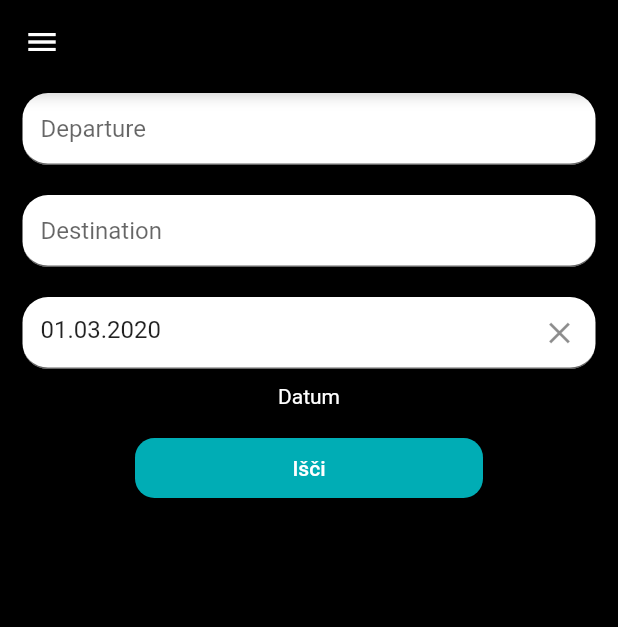
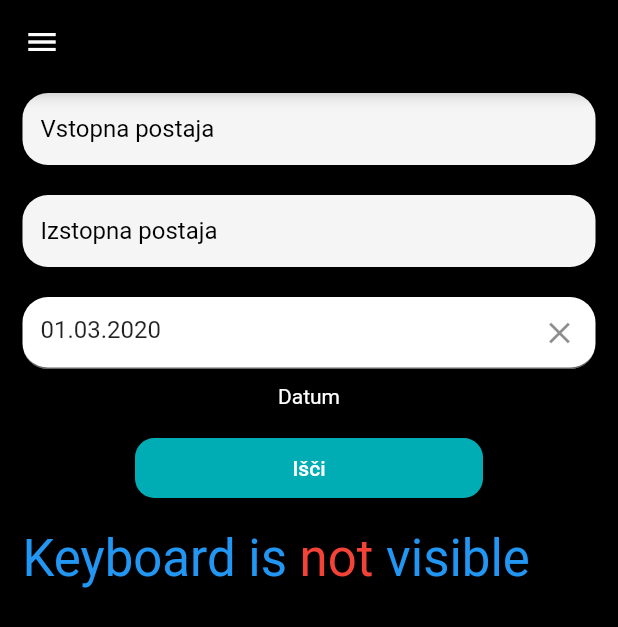
Before and after one commit to andryot/Arriva-prihodi, a Flutter app: the screen it shows after launch, on a phone screen of 412 x 824 dp. Shown: the top 627 px of the screen. Run offline on Flutter 3.47's test engine with Material 2 defaults, Android fonts, the light colour scheme and no system bars; drawn by our look-alikes of datetime_picker_formfield; our stand-ins replace auto_size_text, flutter_spinkit, flutter_typeahead.

Commit message:
1.3.2020

```diff
--- a/lib/HomePage.dart
+++ b/lib/HomePage.dart
@@ -7,9 +7,11 @@ import 'package:flutter/widgets.dart';
 import 'package:http/http.dart' as http;
 import 'package:html/parser.dart' as parser;
 import 'package:html/dom.dart' as dom;
-import 'package:flutter/services.dart' show  rootBundle;
+import 'package:flutter/services.dart' show rootBundle;
 import 'package:datetime_picker_formfield/datetime_picker_formfield.dart';
 import 'package:intl/intl.dart';
+import 'predictions.dart';
+
 //import 'package:path/path.dart';
 import 'routes.dart';
 //import 'package:flutter_spinkit/flutter_spinkit.dart';
@@ -18,21 +20,25 @@ import 'routes.dart';
 class HomePage extends StatefulWidget {
   @override
   State<StatefulWidget> createState() => HomeState();
+  void onLoad(BuildContext context) {
+    init(); //callback when layout build done
+  }
 }
 
 DateTime date = DateTime.now();
 var map = new Map<String, int>();
 
-List <String> departures = new List<String>();
+List<String> departures = new List<String>();
 
-List <String> arrivals = new List<String>();
+List<String> arrivals = new List<String>();
 
-List <String> travelTime= new List<String>();
-List <String> busCompany = new List<String>();
-List <String> kilometers = new List<String>();
-List <String> price = new List<String>();
-List <String> lane = new List<String>();
+List<String> travelTime = new List<String>();
+List<String> busCompany = new List<String>();
+List<String> kilometers = new List<String>();
+List<String> price = new List<String>();
+List<String> lane = new List<String>();
 
+List<String> predictions = new List<String>();
 var width;
 
 String destination = "";
@@ -42,56 +48,76 @@ String bytes;
 var array = [];
 
 class HomeState extends State<HomePage> {
-
   TextEditingController destinationController = new TextEditingController();
 
+  @override
+  void initState() => widget.onLoad(context);
+
   Widget build(BuildContext context) {
-    init();
+    var _blackFocusNode = new FocusNode();
     width = MediaQuery.of(context).size.width;
-    return Scaffold(
-      appBar: AppBar(
-        backgroundColor: Color(0xff000000)
-      ),
-      drawer:Drawer(
+    return WillPopScope(
+      onWillPop: _onBackPressed,
+      child: Scaffold(
+        appBar: AppBar(backgroundColor: Color(0xff000000)),
+        drawer: Drawer(
           child: Container(
             color: Color(0xff171B1B),
             child: ListView(
               children: <Widget>[
                 DrawerHeader(
                   padding: EdgeInsets.all(30),
-              child:
-              Text('Arriva prihodi', style: TextStyle(color: Colors.white, fontSize: 25,),),
-              decoration: BoxDecoration(border: Border.all(width: 2.0, color: Colors.white)),
+                  child: Text(
+                    'Arriva prihodi',
+                    style: TextStyle(
+                      color: Colors.white,
+                      fontSize: 25,
+                    ),
+                  ),
+                  decoration: BoxDecoration(
+                      border: Border.all(width: 2.0, color: Colors.white)),
                 ),
                 ListTile(
-              title: Text('Iskalnik voznih redov', style: TextStyle(color: Colors.white),),
+                  title: Text(
+                    'Iskalnik voznih redov',
+                    style: TextStyle(color: Colors.white),
+                  ),
                   onTap: () {
                     Navigator.pop(context);
-
                   },
                 ),
                 ListTile(
-              title: Text('Nastavitve', style: TextStyle(color: Colors.white),),
+                  title: Text(
+                    'Nastavitve',
+                    style: TextStyle(color: Colors.white),
+                  ),
                   onTap: () {
                     Navigator.pop(context);
-                Navigator.push(context, MaterialPageRoute(builder: (context)=> SettingsPage()));
-
+                    Navigator.push(
+                        context,
+                        MaterialPageRoute(
+                            builder: (context) => SettingsPage()));
                   },
                 ),
-          ],),
+              ],
             ),
-
-
+          ),
         ),
         backgroundColor: Color(0xff000000),
-      body: Center(
+        body: GestureDetector(
+          onTap: () {
+            FocusScope.of(context).requestFocus(_blackFocusNode);
+          },
+          behavior: HitTestBehavior.opaque,
+          child: Center(
             child: Container(
               child: ListView(
                 physics: NeverScrollableScrollPhysics(),
                 padding: const EdgeInsets.symmetric(horizontal: 15),
                 children: <Widget>[
                   Padding(padding: EdgeInsets.all(3)),
-                TextFormField(
+                  InputFormDeparture(),
+                  /*TextFormField(
                   autofocus: false,
                   onChanged: (text) {departure = text;},
                   decoration: InputDecoration(
@@ -103,8 +129,10 @@ Widget build(BuildContext context) {
                     hintText: 'Departure',
                   ),
                 ),
+                */
                   Padding(padding: EdgeInsets.all(10)),
-                TextFormField(
+                  InputFormArrival(),
+                  /*TextFormField(
                   autofocus: false,
                     onChanged: (text) {destination = text;},
                     decoration: InputDecoration(
@@ -116,32 +144,110 @@ Widget build(BuildContext context) {
                       hintText: 'Destination',
                     ),
                   ),
+                  */
                   Padding(padding: EdgeInsets.all(10)),
                   BasicDateField(),
                   Padding(padding: EdgeInsets.all(10)),
                   Container(
                     padding: EdgeInsets.symmetric(horizontal: 75),
                     height: 40.0,
-                  child: RaisedButton(onPressed: () =>
-                  [FocusScope.of(context).requestFocus(new FocusNode()),Navigator.push(context, MaterialPageRoute<void>(builder: (context) => AniRoute(), fullscreenDialog: true)),
-                  fetch(departure, destination, date).whenComplete(()
-                    => [Navigator.pop(context), Navigator.push(context, MaterialPageRoute(builder: (context)=> SecondRoute()))])],
+                    child: RaisedButton(
+                      onPressed: () => [
+                        FocusScope.of(context).requestFocus(new FocusNode()),
+                        Navigator.push(
+                            context,
+                            PageRouteBuilder(
+                              pageBuilder: (c, a1, a2) => AniRoute(),
+                              fullscreenDialog: true,
+                              transitionsBuilder: (c, anim, a2, child) =>
+                                  FadeTransition(opacity: anim, child: child),
+                              transitionDuration: Duration(milliseconds: 400),
+                            )),
+                        fetch(departure, destination, date).whenComplete(() => [
+                              Navigator.pop(context),
+                              Navigator.push(
+                                  context,
+                                  MaterialPageRoute(
+                                      builder: (context) => SecondRoute()))
+                            ])
+                      ],
                       child: Text("Išči"),
                       color: Color(0xff00adb5),
                       textColor: Colors.white,
-                    shape: RoundedRectangleBorder(borderRadius: new BorderRadius.circular(13.0),
+                      shape: RoundedRectangleBorder(
+                        borderRadius: new BorderRadius.circular(13.0),
                       ),
                     ),
                   ),
                   Padding(padding: EdgeInsets.all(10)),
+                  _keyboardIsVisible()
+                      ? Text(
+                          "Keyboard is visible",
+                          style: Theme.of(context)
+                              .textTheme
+                              .display1
+                              .copyWith(color: Colors.blue),
+                        )
+                      : RichText(
+                          text: TextSpan(children: [
+                            TextSpan(
+                              text: "Keyboard is ",
+                              style: Theme.of(context)
+                                  .textTheme
+                                  .display1
+                                  .copyWith(color: Colors.blue),
+                            ),
+                            TextSpan(
+                              text: "not ",
+                              style: Theme.of(context)
+                                  .textTheme
+                                  .display1
+                                  .copyWith(color: Colors.red),
+                            ),
+                            TextSpan(
+                              text: "visible",
+                              style: Theme.of(context)
+                                  .textTheme
+                                  .display1
+                                  .copyWith(color: Colors.blue),
+                            )
+                          ]),
+                        ),
                 ],
+              ),
+            ),
           ),
         ),
       ),
     );
   }
+
+  Future<bool> _onBackPressed() {
+    return showDialog(
+          context: context,
+          builder: (context) => new AlertDialog(
+            title: new Text('Are you sure?'),
+            content: new Text('Do you want to exit an App'),
+            actions: <Widget>[
+              new GestureDetector(
+                onTap: () => Navigator.of(context).pop(false),
+                child: Text("NO"),
+              ),
+              SizedBox(height: 16),
+              new GestureDetector(
+                onTap: () => Navigator.of(context).pop(true),
+                child: Text("YES"),
+              ),
+            ],
+          ),
+        ) ??
+        false;
   }
 
+  bool _keyboardIsVisible() {
+    return !(MediaQuery.of(context).viewInsets.bottom == 0.0);
+  }
+}
 
 class BasicDateField extends StatelessWidget {
   final format = DateFormat("dd.MM.yyyy");
@@ -149,50 +255,56 @@ class BasicDateField extends StatelessWidget {
   Widget build(BuildContext context) {
     return Column(children: <Widget>[
       DateTimeField(
-
         decoration: InputDecoration(
           border: UnderlineInputBorder(
-          borderRadius: new BorderRadius.circular(17.0),),
+            borderRadius: new BorderRadius.circular(17.0),
+          ),
           fillColor: Colors.white,
-          filled: true,),
+          filled: true,
+        ),
         format: format,
         initialValue: date,
-        onChanged: (DateTime dat) {date = dat;},
+        onChanged: (DateTime dat) {
+          date = dat;
+        },
         onShowPicker: (context, currentValue) {
           return showDatePicker(
               context: context,
-              builder: (BuildContext context, Widget child) { return Theme(data: ThemeData.dark(),child: child,);},
+              builder: (BuildContext context, Widget child) {
+                return Theme(
+                  data: ThemeData.dark(),
+                  child: child,
+                );
+              },
               firstDate: DateTime(1900),
               initialDate: currentValue ?? DateTime.now(),
-
               lastDate: DateTime(2100));
         },
       ),
       Padding(padding: EdgeInsets.all(5)),
-
-      Text('Datum', style: TextStyle(color: Colors.white),),
-      ]
-    );
+      Text(
+        'Datum',
+        style: TextStyle(color: Colors.white),
+      ),
+    ]);
   }
 }
 
-
-void init() async{
-
+void init() async {
   bytes = await rootBundle.loadString("assets/postaje.txt");
+  array.clear();
   bytes.split("\n").forEach((ch) => array.add(ch.split(":")));
   array.removeLast();
-
-  for(int i = 0; i < array.length; i++){
+  map.clear();
+  predictions.clear();
+  for (int i = 0; i < array.length; i++) {
     map[array[i][0]] = int.parse(array[i][1]);
+    predictions.add(array[i][0].toString().replaceAll("+", " "));
   }
 }
 
-
 Future<void> fetch(String depar, String dest, DateTime date1) async {
-
   WidgetsFlutterBinding.ensureInitialized();
-
 
   String departure = depar.replaceAll(" ", "+");
   String destination = dest.replaceAll(" ", "+");
@@ -201,79 +313,78 @@ Future<void> fetch(String depar, String dest, DateTime date1) async {
   var rng = new Random();
   int next = 1000 + rng.nextInt(8999);
 
-  String url = "https://arriva.si/en/timetable/?departure-" + next.toString() + departure + "&departure_id="
-  + map[departure].toString() + "&departure=" + departure +   "&destination=" + destination + "&destination_id=" +
-  map[destination].toString() + "&trip_date=" + date;
+  String url = "https://arriva.si/en/timetable/?departure-" +
+      next.toString() +
+      departure +
+      "&departure_id=" +
+      map[departure].toString() +
+      "&departure=" +
+      departure +
+      "&destination=" +
+      destination +
+      "&destination_id=" +
+      map[destination].toString() +
+      "&trip_date=" +
+      date;
 
-  http.Response response =  await http.get(url);
-
+  http.Response response = await http.get(url);
 
   dom.Document document = parser.parse(response.body);
 
-
   departures.clear();
 
-  document.getElementsByClassName('departure').forEach((dom.Element element){
+  document.getElementsByClassName('departure').forEach((dom.Element element) {
     departures.add(element.getElementsByTagName('span').first.text);
   });
 
   arrivals.clear();
 
-  document.getElementsByClassName('arrival').forEach((dom.Element element){
+  document.getElementsByClassName('arrival').forEach((dom.Element element) {
     arrivals.add(element.getElementsByTagName('span').first.text);
   });
 
   travelTime.clear();
-  document.getElementsByClassName('travel-duration').forEach((dom.Element element){
+  document
+      .getElementsByClassName('travel-duration')
+      .forEach((dom.Element element) {
     travelTime.add(element.getElementsByTagName('span').first.text);
   });
 
   busCompany.clear();
-  document.getElementsByClassName('prevoznik').forEach((dom.Element element){
+  document.getElementsByClassName('prevoznik').forEach((dom.Element element) {
     busCompany.add(element.getElementsByTagName('span').last.text);
   });
 
   kilometers.clear();
-  document.getElementsByClassName('length').forEach((dom.Element element){
+  document.getElementsByClassName('length').forEach((dom.Element element) {
     kilometers.add(element.text);
   });
-  if(kilometers.length > 0)
-  kilometers.removeAt(0);
+  if (kilometers.length > 0) kilometers.removeAt(0);
 
   price.clear();
-  document.getElementsByClassName('price').forEach((dom.Element element){
-      price.add(element.text.replaceAll("EUR", "€"));
+  document.getElementsByClassName('price').forEach((dom.Element element) {
+    price.add(element.text.replaceAll("EUR", "€").replaceAll(".", ","));
   });
-  if(price.length > 0)
-  price.removeAt(0);
+  if (price.length > 0) price.removeAt(0);
 
   lane.clear();
   var counter = 0;
-  document.getElementsByClassName('duration').forEach((dom.Element element){
-      element.getElementsByClassName('peron').forEach((dom.Element element2){
+  document.getElementsByClassName('duration').forEach((dom.Element element) {
+    element.getElementsByClassName('peron').forEach((dom.Element element2) {
       lane.add(element2.getElementsByTagName("span").last.text);
       print(lane);
     });
-      if (lane.length == counter && counter != 2){
+    if (lane.length == counter && counter != 2) {
       lane.add("/");
-
     }
     counter++;
   });
-  if(lane.length > 0)
-  lane.removeAt(0);
+  if (lane.length > 0) lane.removeAt(0);
 
-  if (lane.length == 1)
-  {
-    for (int i = 0; i < departures.length; i++)
-      lane.add("/");
+  if (lane.length == 1) {
+    for (int i = 0; i < departures.length; i++) lane.add("/");
   }
-
 }
-
-
-
-
 
 //Set<String> set = Set.from(tabela);
 //  set.forEach((element) => print(element.trim().contains(":")));
--- /dev/null
+++ b/lib/predictions.dart
@@ -0,0 +1,219 @@
+import 'package:bus_time_table/HomePage.dart';
+import 'package:flutter/material.dart';
+import 'package:flutter_typeahead/flutter_typeahead.dart';
+
+class InputFormDeparture extends StatefulWidget {
+  @override
+  _InputFormDepartureState createState() => _InputFormDepartureState();
+}
+
+String hintDepartures = "Vstopna postaja";
+Color hintColor = Colors.black;
+String hintArrivals = "Izstopna postaja";
+Color hintColorA = Colors.black;
+
+class _InputFormDepartureState extends State<InputFormDeparture> {
+  final GlobalKey<FormState> _formKey = GlobalKey<FormState>();
+  final TextEditingController _typeAheadController = TextEditingController();
+  FocusNode myFocusNode;
+  final SuggestionsBoxController suggestionDestinationController =
+      SuggestionsBoxController();
+
+  @override
+  void initState() {
+    super.initState();
+    myFocusNode = FocusNode();
+  }
+
+  @override
+  void dispose() {
+    // Clean up the focus node when the Form is disposed.
+    myFocusNode.dispose();
+    super.dispose();
+  }
+
+  @override
+  Widget build(BuildContext context) {
+    return Form(
+      key: this._formKey,
+      child: Container(
+        decoration: BoxDecoration(
+          color: Colors.white,
+          borderRadius: new BorderRadius.circular(17.0),
+        ),
+        child: TypeAheadFormField(
+          suggestionsBoxController: suggestionDestinationController,
+          textFieldConfiguration: TextFieldConfiguration(
+            //textInputAction: TextInputAction.next,
+
+            onChanged: (text) {
+              this._formKey.currentState.validate();
+            },
+            onTap: () {
+              this.suggestionDestinationController.toggle();
+              this._formKey.currentState.save();
+            },
+            onSubmitted: (str) => (print(str)),
+            focusNode: myFocusNode,
+            //decoration: InputDecoration(labelText: 'Vstopna postaja'),
+            decoration: InputDecoration(
+              border: InputBorder.none,
+              hintText: hintDepartures,
+              hintStyle: TextStyle(color: hintColor),
+              filled: true,
+            ),
+            style: TextStyle(),
+            controller: this._typeAheadController,
+          ),
+          suggestionsCallback: (pattern) {
+            return CitiesService.getSuggestions(pattern);
+          },
+          suggestionsBoxDecoration: SuggestionsBoxDecoration(
+              borderRadius: BorderRadius.circular(20), elevation: 0),
+
+          noItemsFoundBuilder: (BuildContext context) => Text(
+            '   Neveljaven vnos!',
+            style: TextStyle(color: Colors.red),
+          ),
+          itemBuilder: (context, suggestion) {
+            //if()
+            return ListTile(
+              title: Text(suggestion),
+            );
+          },
+          transitionBuilder: (context, suggestionsBox, controller) {
+            return suggestionsBox;
+          },
+          onSuggestionSelected: (suggestion) {
+            this._typeAheadController.text = suggestion;
+            if (this._formKey.currentState.validate()) {
+              this._formKey.currentState.save();
+            }
+          },
+          validator: (value) {
+            if (value.isEmpty) {
+              //this._typeAheadController.clear();
+              //myFocusNode..unfocus();
+              hintDepartures = "Prosim izberi postajo iz seznama";
+              hintColor = Colors.red;
+              //return "Prosim izberi postajo iz seznama";
+            }
+          },
+          onSaved: (value) => departure = value,
+        ),
+      ),
+    );
+  }
+}
+
+class CitiesService {
+  static List<String> getSuggestions(String query) {
+    List<String> matches = List();
+    matches.clear();
+
+    matches.addAll(predictions);
+
+    matches.retainWhere((s) => s.toLowerCase().contains(query.toLowerCase()));
+
+    return matches;
+  }
+}
+
+class InputFormArrival extends StatefulWidget {
+  @override
+  _InputFormArrivalState createState() => _InputFormArrivalState();
+}
+
+class _InputFormArrivalState extends State<InputFormArrival> {
+  final GlobalKey<FormState> _formKey = GlobalKey<FormState>();
+  final TextEditingController _typeAheadController = TextEditingController();
+  FocusNode myFocusNode;
+  final SuggestionsBoxController suggestionArrivalController =
+      SuggestionsBoxController();
+
+  @override
+  void initState() {
+    super.initState();
+    myFocusNode = FocusNode();
+  }
+
+  @override
+  void dispose() {
+    // Clean up the focus node when the Form is disposed.
+    myFocusNode.dispose();
+    super.dispose();
+  }
+
+  @override
+  Widget build(BuildContext context) {
+    return Form(
+      key: this._formKey,
+      child: Container(
+        decoration: BoxDecoration(
+          color: Colors.white,
+          borderRadius: new BorderRadius.circular(17.0),
+        ),
+        child: Container(
+          child: TypeAheadFormField(
+            suggestionsBoxController: suggestionArrivalController,
+            textFieldConfiguration: TextFieldConfiguration(
+
+              onChanged: (text) {
+                this._formKey.currentState.validate();
+              },
+              onTap: () {
+                this.suggestionArrivalController.toggle();
+              },
+              //onSubmitted: (str) => (print(str)),
+              focusNode: myFocusNode,
+              //decoration: InputDecoration(labelText: 'Vstopna postaja'),
+              decoration: InputDecoration(
+                border: InputBorder.none,
+                hintText: hintArrivals,
+                hintStyle: TextStyle(color: hintColorA),
+                filled: true,
+              ),
+              style: TextStyle(),
+              controller: this._typeAheadController,
+            ),
+            suggestionsCallback: (pattern) {
+              return CitiesService.getSuggestions(pattern);
+            },
+            suggestionsBoxDecoration: SuggestionsBoxDecoration(
+                borderRadius: BorderRadius.circular(20), elevation: 0),
+            noItemsFoundBuilder: (BuildContext context) => Text(
+              '   Neveljaven vnos!',
+              style: TextStyle(color: Colors.red),
+            ),
+            itemBuilder: (context, suggestion) {
+              return ListTile(
+                title: Text(suggestion),
+              );
+            },
+            transitionBuilder: (context, suggestionsBox, controller) {
+              return suggestionsBox;
+            },
+            //hideSuggestionsOnKeyboardHide: true,
+            onSuggestionSelected: (suggestion) {
+              this._typeAheadController.text = suggestion;
+              if (this._formKey.currentState.validate()) {
+                this._formKey.currentState.save();
+              }
+            },
+            validator: (value) {
+              if (value.isEmpty) {
+                //this._typeAheadController.clear();
+
+                hintArrivals = "Prosim izberi postajo iz seznama";
+                hintColorA = Colors.red;
+                //return "Prosim izberi postajo iz seznama";
+              }
+            },
+            onSaved: (value) => destination = value,
+          ),
+        ),
+      ),
+    );
+  }
+
+}
--- a/pubspec.yaml
+++ b/pubspec.yaml
@@ -27,9 +27,11 @@ dependencies:
   datetime_picker_formfield:
   flutter_spinkit: "^2.1.0"
   auto_size_text: ^2.1.0
+  flutter_keyboard_visibility: ^0.7.0
+  flutter_typeahead: ^1.8.0
   # The following adds the Cupertino Icons font to your application.
   # Use with the CupertinoIcons class for iOS style icons.
-  cupertino_icons: ^0.1.2
+  #cupertino_icons: ^0.1.2
   flutter_localizations:
     sdk: flutter
 
```
Also changed, not shown: pubspec.lock, 1 other file. Lines whose indentation alone changed are shown as unchanged.
